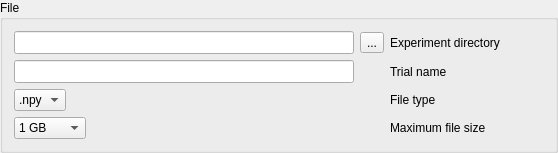
sstucker/OCTview, file src/main/resources/windows/ui/FileGroupBox.ui: the form before one commit.
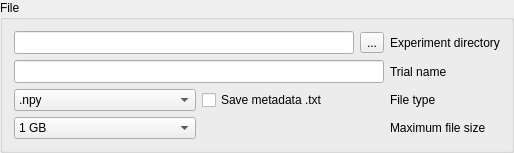
The form after the commit.

```diff
--- a/src/main/resources/windows/ui/FileGroupBox.ui
+++ b/src/main/resources/windows/ui/FileGroupBox.ui
@@ -6,8 +6,8 @@
    <rect>
     <x>0</x>
     <y>0</y>
-    <width>558</width>
-    <height>140</height>
+    <width>501</width>
+    <height>139</height>
    </rect>
   </property>
   <property name="sizePolicy">
@@ -24,15 +24,153 @@
   </property>
   <layout class="QGridLayout" name="gridFile" columnstretch="0">
    <item row="0" column="0">
-    <layout class="QFormLayout" name="formExp">
+    <layout class="QGridLayout" name="gridLayout">
      <property name="sizeConstraint">
       <enum>QLayout::SetMinimumSize</enum>
      </property>
-     <property name="fieldGrowthPolicy">
-      <enum>QFormLayout::AllNonFixedFieldsGrow</enum>
-     </property>
-     <item row="0" column="0">
-      <layout class="QGridLayout" name="gridExp" rowstretch="1" columnstretch="0,0" columnminimumwidth="0,0">
+     <item row="3" column="0">
+      <widget class="QComboBox" name="comboFileSize">
+       <property name="toolTip">
+        <string>New files will be created as the recording continues such that the maximum file is this size. Each file will be given the suffix _00N identifying the Nth chunk</string>
+       </property>
+       <property name="currentIndex">
+        <number>2</number>
+       </property>
+       <item>
+        <property name="text">
+         <string>250 MB</string>
+        </property>
+       </item>
+       <item>
+        <property name="text">
+         <string>500 MB</string>
+        </property>
+       </item>
+       <item>
+        <property name="text">
+         <string>1 GB</string>
+        </property>
+       </item>
+       <item>
+        <property name="text">
+         <string>2 GB</string>
+        </property>
+       </item>
+       <item>
+        <property name="text">
+         <string>4 GB</string>
+        </property>
+       </item>
+      </widget>
+     </item>
+     <item row="0" column="2">
+      <widget class="QLabel" name="labelDirectory">
+       <property name="sizePolicy">
+        <sizepolicy hsizetype="Minimum" vsizetype="Preferred">
+         <horstretch>0</horstretch>
+         <verstretch>0</verstretch>
+        </sizepolicy>
+       </property>
+       <property name="toolTip">
+        <string>The directory where the recordings will be saved</string>
+       </property>
+       <property name="text">
+        <string>Experiment directory</string>
+       </property>
+      </widget>
+     </item>
+     <item row="2" column="0">
+      <widget class="QComboBox" name="comboFileType">
+       <property name="toolTip">
+        <string>The file type of saved recordings</string>
+       </property>
+       <item>
+        <property name="text">
+         <string>.npy</string>
+        </property>
+       </item>
+       <item>
+        <property name="text">
+         <string>.mat</string>
+        </property>
+       </item>
+      </widget>
+     </item>
+     <item row="3" column="2">
+      <widget class="QLabel" name="labelMaxFileSize">
+       <property name="toolTip">
+        <string>New files will be created as the recording continues such that the maximum file is this size. Each file will be given the suffix _00N identifying the Nth chunk</string>
+       </property>
+       <property name="text">
+        <string>Maximum file size</string>
+       </property>
+      </widget>
+     </item>
+     <item row="1" column="2">
+      <widget class="QLabel" name="labelFileName">
+       <property name="sizePolicy">
+        <sizepolicy hsizetype="Minimum" vsizetype="Preferred">
+         <horstretch>0</horstretch>
+         <verstretch>0</verstretch>
+        </sizepolicy>
+       </property>
+       <property name="toolTip">
+        <string>The name of the file(s) that will be saved during this acquisition session</string>
+       </property>
+       <property name="text">
+        <string>Trial name</string>
+       </property>
+      </widget>
+     </item>
+     <item row="2" column="2">
+      <widget class="QLabel" name="labelFileType">
+       <property name="toolTip">
+        <string>The file type of saved recordings</string>
+       </property>
+       <property name="text">
+        <string>File type</string>
+       </property>
+      </widget>
+     </item>
+     <item row="2" column="1">
+      <widget class="QCheckBox" name="checkMetadata">
+       <property name="text">
+        <string>Save metadata .txt</string>
+       </property>
+      </widget>
+     </item>
+     <item row="1" column="0" colspan="2">
+      <widget class="QLineEdit" name="lineFileName">
+       <property name="sizePolicy">
+        <sizepolicy hsizetype="Expanding" vsizetype="Fixed">
+         <horstretch>1</horstretch>
+         <verstretch>0</verstretch>
+        </sizepolicy>
+       </property>
+       <property name="minimumSize">
+        <size>
+         <width>340</width>
+         <height>0</height>
+        </size>
+       </property>
+       <property name="baseSize">
+        <size>
+         <width>0</width>
+         <height>0</height>
+        </size>
+       </property>
+       <property name="font">
+        <font>
+         <family>Courier</family>
+        </font>
+       </property>
+       <property name="toolTip">
+        <string>The name of the file(s) that will be saved during this acquisition session</string>
+       </property>
+      </widget>
+     </item>
+     <item row="0" column="0" colspan="2">
+      <layout class="QGridLayout" name="gridExp" rowstretch="1" columnstretch="0,0">
        <property name="sizeConstraint">
         <enum>QLayout::SetMinimumSize</enum>
        </property>
@@ -84,140 +222,6 @@
        </item>
       </layout>
      </item>
-     <item row="0" column="1">
-      <widget class="QLabel" name="labelDirectory">
-       <property name="sizePolicy">
-        <sizepolicy hsizetype="Minimum" vsizetype="Preferred">
-         <horstretch>0</horstretch>
-         <verstretch>0</verstretch>
-        </sizepolicy>
-       </property>
-       <property name="toolTip">
-        <string>The directory where the recordings will be saved</string>
-       </property>
-       <property name="text">
-        <string>Experiment directory</string>
-       </property>
-      </widget>
-     </item>
-     <item row="1" column="0">
-      <widget class="QLineEdit" name="lineFileName">
-       <property name="sizePolicy">
-        <sizepolicy hsizetype="Expanding" vsizetype="Fixed">
-         <horstretch>1</horstretch>
-         <verstretch>0</verstretch>
-        </sizepolicy>
-       </property>
-       <property name="minimumSize">
-        <size>
-         <width>340</width>
-         <height>0</height>
-        </size>
-       </property>
-       <property name="baseSize">
-        <size>
-         <width>0</width>
-         <height>0</height>
-        </size>
-       </property>
-       <property name="font">
-        <font>
-         <family>Courier</family>
-        </font>
-       </property>
-       <property name="toolTip">
-        <string>The name of the file(s) that will be saved during this acquisition session</string>
-       </property>
-      </widget>
-     </item>
-     <item row="1" column="1">
-      <widget class="QLabel" name="labelFileName">
-       <property name="sizePolicy">
-        <sizepolicy hsizetype="Minimum" vsizetype="Preferred">
-         <horstretch>0</horstretch>
-         <verstretch>0</verstretch>
-        </sizepolicy>
-       </property>
-       <property name="toolTip">
-        <string>The name of the file(s) that will be saved during this acquisition session</string>
-       </property>
-       <property name="text">
-        <string>Trial name</string>
-       </property>
-      </widget>
-     </item>
-     <item row="2" column="0">
-      <widget class="QComboBox" name="comboFileType">
-       <property name="toolTip">
-        <string>The file type of saved recordings</string>
-       </property>
-       <item>
-        <property name="text">
-         <string>.npy</string>
-        </property>
-       </item>
-       <item>
-        <property name="text">
-         <string>.hdf</string>
-        </property>
-       </item>
-      </widget>
-     </item>
-     <item row="2" column="1">
-      <widget class="QLabel" name="labelFileType">
-       <property name="toolTip">
-        <string>The file type of saved recordings</string>
-       </property>
-       <property name="text">
-        <string>File type</string>
-       </property>
-      </widget>
-     </item>
-     <item row="3" column="1">
-      <widget class="QLabel" name="labelMaxFileSize">
-       <property name="toolTip">
-        <string>New files will be created as the recording continues such that the maximum file is this size. Each file will be given the suffix _00N identifying the Nth chunk</string>
-       </property>
-       <property name="text">
-        <string>Maximum file size</string>
-       </property>
-      </widget>
-     </item>
-     <item row="3" column="0">
-      <widget class="QComboBox" name="comboFileSize">
-       <property name="toolTip">
-        <string>New files will be created as the recording continues such that the maximum file is this size. Each file will be given the suffix _00N identifying the Nth chunk</string>
-       </property>
-       <property name="currentIndex">
-        <number>2</number>
-       </property>
-       <item>
-        <property name="text">
-         <string>250 MB</string>
-        </property>
-       </item>
-       <item>
-        <property name="text">
-         <string>500 MB</string>
-        </property>
-       </item>
-       <item>
-        <property name="text">
-         <string>1 GB</string>
-        </property>
-       </item>
-       <item>
-        <property name="text">
-         <string>2 GB</string>
-        </property>
-       </item>
-       <item>
-        <property name="text">
-         <string>4 GB</string>
-        </property>
-       </item>
-      </widget>
-     </item>
     </layout>
    </item>
   </layout>
```
